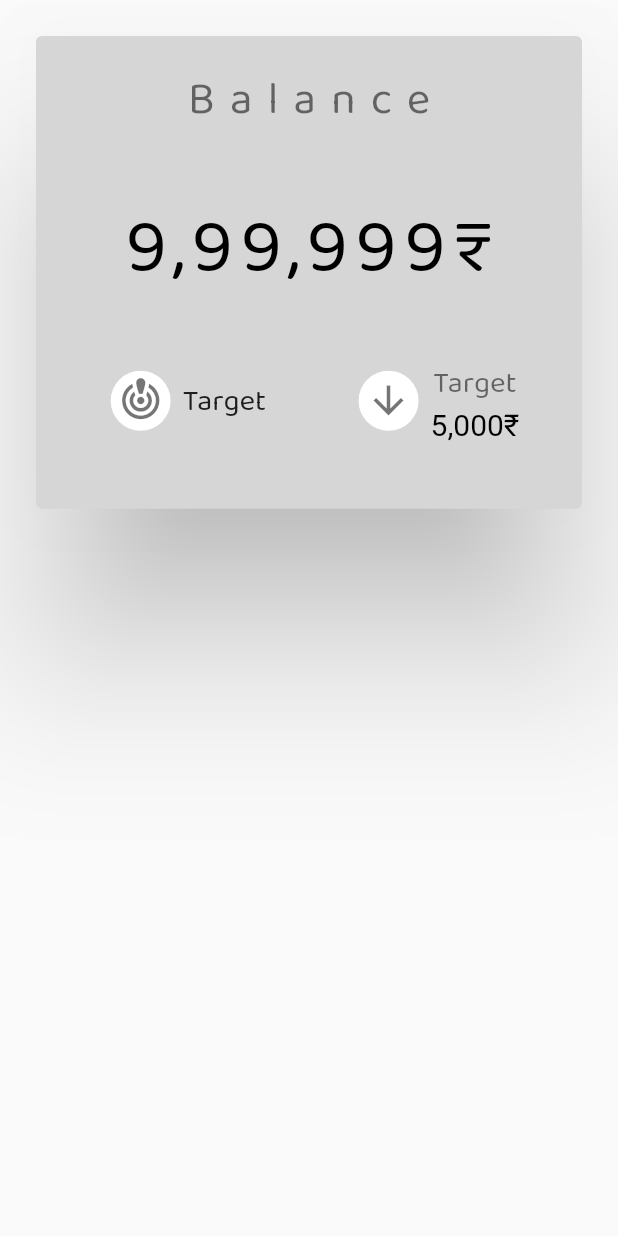
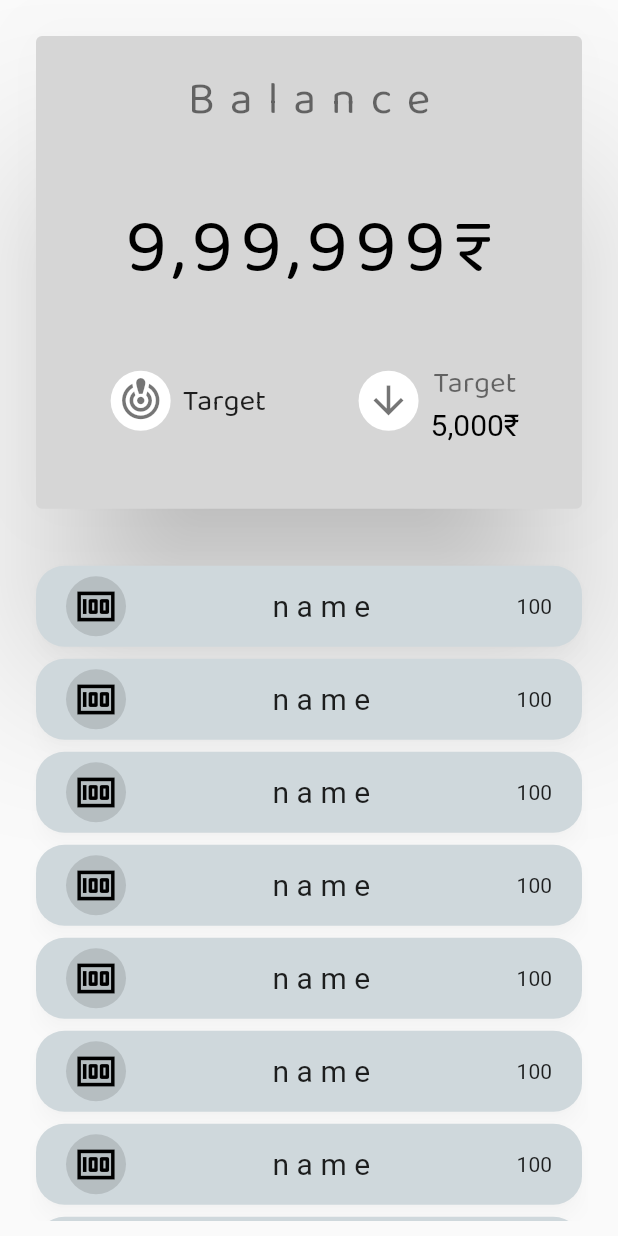
Before and after one commit to DILPREET1910/expense-tracker, a Flutter app: the screen it shows after launch, on a phone screen of 412 x 824 dp. Run offline on Flutter 3.47's test engine with Material 2 defaults, Android fonts, the phone set to English and light mode, and no system bars; our stand-ins replace google_fonts.

Commit message:
imported categories.dart from widgest folder

```diff
--- a/lib/pages/Home.dart
+++ b/lib/pages/Home.dart
@@ -2,6 +2,9 @@ import 'package:flutter/material.dart';
 
 //google fonts package
 import 'package:google_fonts/google_fonts.dart';
+
+// custom lib/widgets
+import 'package:expense_tracker/widgets/categories.dart';
 
 class Home extends StatefulWidget {
   const Home({Key? key}) : super(key: key);
@@ -148,8 +151,10 @@ class _HomeState extends State<Home> {
               child: Padding(
                 padding: const EdgeInsets.fromLTRB(20, 20, 20, 10),
                 child: ListView.builder(
+                  itemCount: 30,
                   itemBuilder: (BuildContext context, int index) {
-
+                    return Categories(
+                        name: 'name', amount: '100', icon: 'icon');
                   },
                 ),
               ),
```
